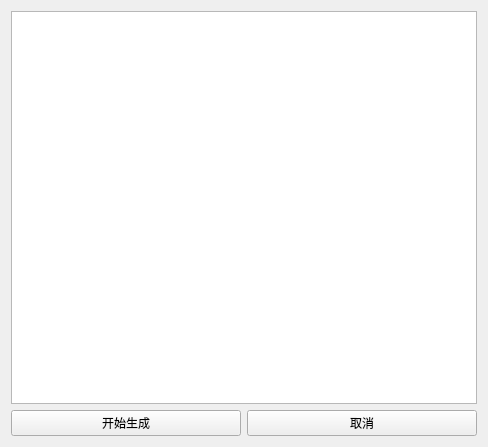
Qt form showinfo.ui (g-mero/dealtypecho) before a commit.
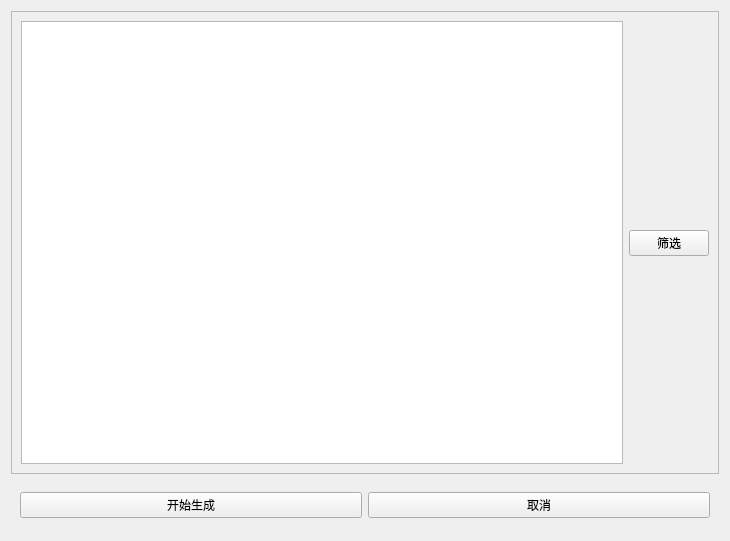
The same form after that commit.

```diff
--- a/showinfo.ui
+++ b/showinfo.ui
@@ -6,31 +6,80 @@
    <rect>
     <x>0</x>
     <y>0</y>
-    <width>488</width>
-    <height>447</height>
+    <width>730</width>
+    <height>541</height>
    </rect>
   </property>
+  <property name="sizePolicy">
+   <sizepolicy hsizetype="Fixed" vsizetype="Preferred">
+    <horstretch>0</horstretch>
+    <verstretch>0</verstretch>
+   </sizepolicy>
+  </property>
+  <property name="minimumSize">
+   <size>
+    <width>730</width>
+    <height>403</height>
+   </size>
+  </property>
+  <property name="maximumSize">
+   <size>
+    <width>730</width>
+    <height>4000</height>
+   </size>
+  </property>
   <property name="windowTitle">
    <string>获取到的文章</string>
   </property>
   <layout class="QGridLayout" name="gridLayout">
-   <item row="1" column="0">
-    <widget class="QPushButton" name="btn_confirm">
-     <property name="text">
-      <string>开始生成</string>
+   <item row="1" column="0" rowspan="2">
+    <widget class="QFrame" name="frame">
+     <property name="frameShape">
+      <enum>QFrame::StyledPanel</enum>
      </property>
+     <property name="frameShadow">
+      <enum>QFrame::Raised</enum>
+     </property>
+     <layout class="QGridLayout" name="gridLayout_2">
+      <item row="1" column="1">
+       <widget class="QPushButton" name="btn_select">
+        <property name="text">
+         <string>筛选</string>
+        </property>
+       </widget>
+      </item>
+      <item row="0" column="0" rowspan="3">
+       <widget class="QListWidget" name="listWidget_find"/>
+      </item>
+     </layout>
     </widget>
    </item>
-   <item row="1" column="1">
-    <widget class="QPushButton" name="btn_cancel">
-     <property name="text">
-      <string>取消</string>
+   <item row="3" column="0">
+    <widget class="QWidget" name="widget" native="true">
+     <property name="maximumSize">
+      <size>
+       <width>784</width>
+       <height>50</height>
+      </size>
      </property>
+     <layout class="QHBoxLayout" name="horizontalLayout">
+      <item>
+       <widget class="QPushButton" name="btn_confirm">
+        <property name="text">
+         <string>开始生成</string>
+        </property>
+       </widget>
+      </item>
+      <item>
+       <widget class="QPushButton" name="btn_cancel">
+        <property name="text">
+         <string>取消</string>
+        </property>
+       </widget>
+      </item>
+     </layout>
     </widget>
    </item>
-   <item row="0" column="0" colspan="2">
-    <widget class="QListWidget" name="listWidget"/>
-   </item>
   </layout>
  </widget>
  <resources/>
```
